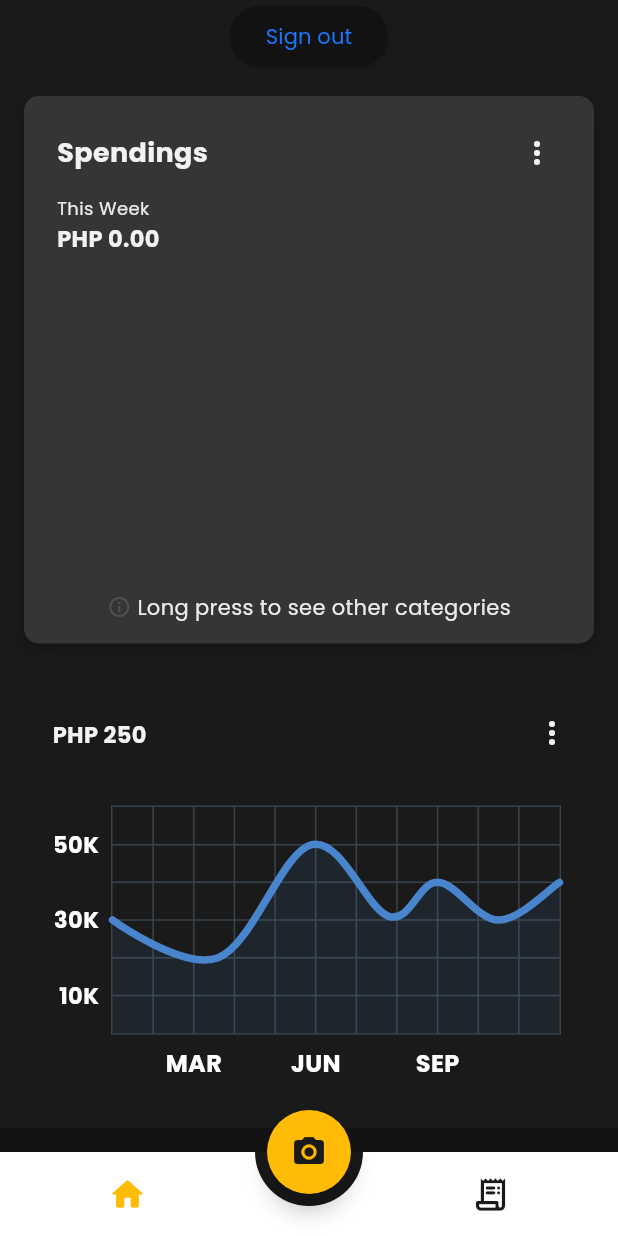
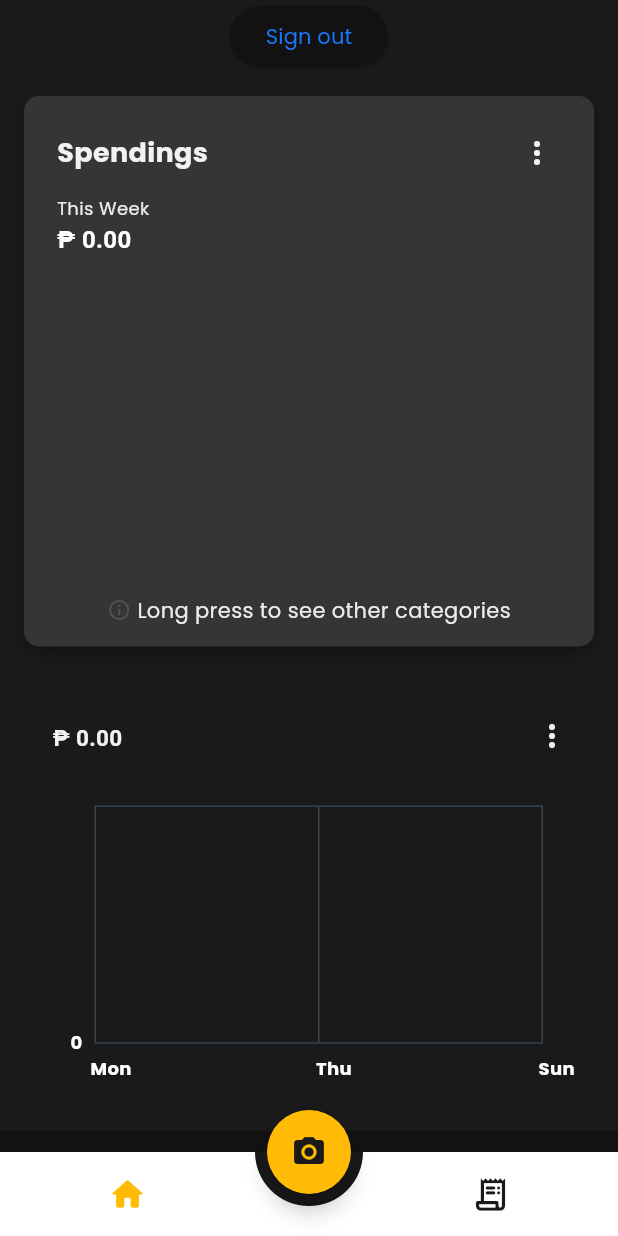
Before and after one commit to ezerssss/SpendSmart, a Flutter app: the HomePage screen opened directly, after a tap on the "camera alt" icon, on a phone screen of 412 x 824 dp. Run offline on Flutter 3.47's test engine with Material 3 defaults, Android fonts, the phone set to English and light mode, and no system bars; drawn by our look-alikes of animated_bottom_navigation_bar, expansion_tile_card, fl_chart; our stand-ins replace cloud_firestore, confetti, connectivity_plus, firebase_auth, firebase_core, firebase_storage and 5 more; missing offline and left inert: flutter_doc_scanner, flutter_shake_animated, openai_dart; accounts and stored records are empty.

Commit message:
[Integartion][Rian] line chart

```diff
--- a/lib/components/analytics/categories/categories_chart.dart
+++ b/lib/components/analytics/categories/categories_chart.dart
@@ -6,7 +6,6 @@ import 'package:spendsmart/app_state.dart';
 import 'package:spendsmart/components/analytics/categories/legend_row.dart';
 import 'package:spendsmart/components/analytics/period_enum.dart';
 import 'package:spendsmart/errors/auth.dart';
-import 'package:spendsmart/services/auth.dart';
 import 'package:spendsmart/services/firestore.dart';
 import 'package:spendsmart/styles.dart';
 
@@ -45,7 +44,6 @@ class _CategoriesChartState extends State<CategoriesChart> {
   @override
   void initState() {
     super.initState();
-
     loadReceipts();
   }
 
@@ -165,10 +163,10 @@ class _CategoriesChartState extends State<CategoriesChart> {
             Padding(
               padding: const EdgeInsets.only(left: 8.0, top: 1.5),
               child: Text(
-                'PHP ${periodTotal.toStringAsFixed(2)}',
+                '₱ ${periodTotal.toStringAsFixed(2)}',
                 style: const TextStyle(
-                  color: AppColors.white,
-                  fontSize: 15,
+                  fontFamily: 'Roboto',
+                  fontSize: 16,
                   fontWeight: FontWeight.bold,
                 ),
               ),
--- a/lib/components/analytics/expenditure/expenditure_line_chart.dart
+++ b/lib/components/analytics/expenditure/expenditure_line_chart.dart
@@ -1,7 +1,10 @@
 import 'package:flutter/material.dart';
 import 'package:fl_chart/fl_chart.dart';
+import 'package:spendsmart/app_state.dart';
 import 'package:spendsmart/components/analytics/expenditure/axis_builder.dart';
 import 'package:spendsmart/components/analytics/period_enum.dart';
+import 'package:spendsmart/errors/auth.dart';
+import 'package:spendsmart/services/firestore.dart';
 import 'package:spendsmart/styles.dart';
 
 class ExpenditureLineChart extends StatefulWidget {
@@ -12,23 +15,16 @@ class ExpenditureLineChart extends StatefulWidget {
 }
 
 class _ExpenditureLineState extends State<ExpenditureLineChart> {
-  List<Color> colorPalette = [
-    AppColors.primary,
-    AppColors.secondary,
-    AppColors.accent,
-    AppColors.success,
-    AppColors.danger,
-    AppColors.onWhite,
-    AppColors.onBlack,
-    AppColors.white,
-    AppColors.border,
-    AppColors.primary,
-    AppColors.secondary,
-    AppColors.accent,
-    AppColors.success,
-    AppColors.danger,
-    AppColors.onWhite,
-  ];
+  List<Color> colorPalette = [AppColors.primary, AppColors.secondary];
+
+  List<FlSpot> weeklySpots = [];
+  List<FlSpot> monthlySpots = [];
+  List<FlSpot> yearlySpots = [];
+  Map<PeriodEnum, double> periodTotals = {
+    PeriodEnum.week: 0,
+    PeriodEnum.month: 0,
+    PeriodEnum.year: 0,
+  };
 
   PeriodEnum selectedPeriod = PeriodEnum.week;
 
@@ -39,7 +35,67 @@ class _ExpenditureLineState extends State<ExpenditureLineChart> {
   };
 
   @override
+  void initState() {
+    super.initState();
+    loadReceipts();
+  }
+
+  Future<void> loadReceipts() async {
+    final user = AppState().currentUser.value;
+    if (user.isEmpty) throw NoUser();
+
+    final userId = user['uid'] as String;
+    final receipts = await FirestoreService.getReceipts(userId);
+    final dateToday = DateTime.now();
+
+    final weeklySum = List.filled(7, 0.0);
+    final weekStart = dateToday.subtract(Duration(days: dateToday.weekday - 1));
+    for (var receipt in receipts) {
+      final dt = DateTime.parse(receipt.date);
+      if (dt.isBefore(weekStart)) continue;
+      final i = dt.weekday - 1;
+      weeklySum[i] += receipt.totalPrice;
+    }
+    weeklySpots = [
+      for (var i = 0; i < weeklySum.length; i++)
+        FlSpot(i.toDouble(), weeklySum[i]),
+    ];
+    periodTotals[PeriodEnum.week] = weeklySum.fold(0, (a, b) => a + b);
+    final daysInMonth = DateUtils.getDaysInMonth(
+      dateToday.year,
+      dateToday.month,
+    );
+    final monthlySum = List.filled(daysInMonth, 0.0);
+    final monthStart = DateTime(dateToday.year, dateToday.month, 1);
+    for (var receipt in receipts) {
+      final dt = DateTime.parse(receipt.date);
+      if (dt.isBefore(monthStart)) continue;
+      monthlySum[dt.day - 1] += receipt.totalPrice;
+    }
+    monthlySpots = [
+      for (var i = 0; i < monthlySum.length; i++)
+        FlSpot(i.toDouble(), monthlySum[i]),
+    ];
+    periodTotals[PeriodEnum.month] = monthlySum.fold(0, (a, b) => a + b);
+    final yearlySum = List.filled(12, 0.0);
+    final yearStart = DateTime(dateToday.year, 1, 1);
+    for (var receipt in receipts) {
+      final dt = DateTime.parse(receipt.date);
+      if (dt.isBefore(yearStart)) continue;
+      yearlySum[dt.month - 1] += receipt.totalPrice;
+    }
+    yearlySpots = [
+      for (var i = 0; i < yearlySum.length; i++)
+        FlSpot(i.toDouble(), yearlySum[i]),
+    ];
+    periodTotals[PeriodEnum.year] = yearlySum.fold(0, (a, b) => a + b);
+
+    setState(() {});
+  }
+
+  @override
   Widget build(BuildContext context) {
+    final periodTotal = '₱ ${periodTotals[selectedPeriod]!.toStringAsFixed(2)}';
     return Column(
       children: [
         Row(
@@ -48,10 +104,11 @@ class _ExpenditureLineState extends State<ExpenditureLineChart> {
             Padding(
               padding: const EdgeInsets.only(left: 15, top: 1.5),
               child: Text(
-                dummyAmounts[selectedPeriod] ?? '',
+                periodTotal,
                 style: const TextStyle(
                   color: AppColors.white,
                   fontSize: 15,
+                  fontFamily: 'Roboto',
                   fontWeight: FontWeight.bold,
                 ),
               ),
@@ -79,10 +136,10 @@ class _ExpenditureLineState extends State<ExpenditureLineChart> {
           aspectRatio: 1.70,
           child: Padding(
             padding: const EdgeInsets.only(
-              right: 18,
-              left: 12,
-              top: 24,
-              bottom: 12,
+              right: 30,
+              left: 1,
+              top: 22,
+              bottom: 8,
             ),
             child: LineChart(getChartData()),
           ),
@@ -94,49 +151,148 @@ class _ExpenditureLineState extends State<ExpenditureLineChart> {
   LineChartData getChartData() {
     switch (selectedPeriod) {
       case PeriodEnum.month:
-        return monthlyData();
+        return baseLineData(
+          monthlySpots,
+          monthlySpots.length - 1,
+          disableTouch: true,
+        );
       case PeriodEnum.year:
-        return yearlyData();
+        return baseLineData(yearlySpots, 11, xTicks: 2);
       default:
-        return weeklyData();
+        return baseLineData(weeklySpots, 6);
     }
   }
 
-  LineChartData weeklyData() {
+  LineChartData baseLineData(
+    List<FlSpot> spots,
+    double maxX, {
+    bool disableTouch = false,
+    int xTicks = 3,
+    int yTicks = 4,
+  }) {
+    final rawMaxY =
+        spots.isEmpty
+            ? 0.0
+            : spots.map((s) => s.y).reduce((a, b) => a > b ? a : b);
+    final maxY = rawMaxY * 1.1;
+
+    final double xInterval =
+        (maxX > 0 && xTicks > 1) ? maxX / (xTicks - 1) : 1.0;
+    final double yInterval = (maxY > 0 && yTicks > 0) ? maxY / yTicks : 1.0;
+
+    Widget buildXLabel(double value, TitleMeta meta) {
+      const months = [
+        'Jan',
+        'Feb',
+        'Mar',
+        'Apr',
+        'May',
+        'Jun',
+        'Jul',
+        'Aug',
+        'Sep',
+        'Oct',
+        'Nov',
+        'Dec',
+      ];
+      String text = '';
+
+      switch (selectedPeriod) {
+        case PeriodEnum.week:
+          const days = ['Mon', 'Tue', 'Wed', 'Thu', 'Fri', 'Sat', 'Sun'];
+          if (value.toInt() < days.length) {
+            text = days[value.toInt()];
+          }
+          break;
+
+        case PeriodEnum.month:
+          if ((value / xInterval).roundToDouble() == value / xInterval) {
+            final day = value.toInt() + 1;
+            final now = DateTime.now();
+            final monthName = months[now.month - 1];
+            text = '$monthName $day';
+          }
+          break;
+
+        case PeriodEnum.year:
+          if (value.toInt() < months.length) {
+            text = months[value.toInt()];
+          }
+          break;
+      }
+
+      return SideTitleWidget(
+        meta: meta,
+        child: Padding(
+          padding: const EdgeInsets.only(left: 20),
+          child: Text(
+            text,
+            style: TextStyle(
+              fontWeight: FontWeight.bold,
+              fontSize: 12,
+              color: Colors.white,
+            ),
+          ),
+        ),
+      );
+    }
+
+    Widget buildYLabel(double value, TitleMeta meta) {
+      const style = TextStyle(
+        fontWeight: FontWeight.bold,
+        fontSize: 12,
+        color: Colors.white,
+      );
+      if ((value / yInterval).roundToDouble() == value / yInterval) {
+        if (value >= 1000) {
+          final k = (value / 1000).toStringAsFixed(0);
+          return SideTitleWidget(
+            meta: meta,
+            space: 8,
+            child: Text('${k}K', style: style),
+          );
+        } else {
+          return SideTitleWidget(
+            meta: meta,
+            child: Text(value.toInt().toString(), style: style),
+          );
+        }
+      }
+      return SideTitleWidget(meta: meta, child: Text('', style: style));
+    }
+
     return LineChartData(
       gridData: FlGridData(
         show: true,
         drawVerticalLine: true,
-        horizontalInterval: 1,
-        verticalInterval: 1,
-        getDrawingHorizontalLine: (value) {
-          return const FlLine(color: Color(0xff37434d), strokeWidth: 1);
-        },
-        getDrawingVerticalLine: (value) {
-          return const FlLine(color: Color(0xff37434d), strokeWidth: 1);
-        },
+        drawHorizontalLine: true,
+        verticalInterval: xInterval,
+        horizontalInterval: yInterval,
+        getDrawingHorizontalLine:
+            (v) => FlLine(color: const Color(0xff37434d), strokeWidth: 1),
+        getDrawingVerticalLine:
+            (v) => FlLine(color: const Color(0xff37434d), strokeWidth: 1),
       ),
       titlesData: FlTitlesData(
-        show: true,
-        rightTitles: const AxisTitles(
-          sideTitles: SideTitles(showTitles: false),
-        ),
-        topTitles: const AxisTitles(sideTitles: SideTitles(showTitles: false)),
         bottomTitles: AxisTitles(
           sideTitles: SideTitles(
             showTitles: true,
+            interval: xInterval,
             reservedSize: 30,
-            interval: 1,
-            getTitlesWidget: AxisTitleBuilder.buildX,
+            getTitlesWidget: (v, meta) => buildXLabel(v, meta),
           ),
         ),
         leftTitles: AxisTitles(
           sideTitles: SideTitles(
             showTitles: true,
-            interval: 1,
-            getTitlesWidget: AxisTitleBuilder.buildY,
+            interval: yInterval,
             reservedSize: 42,
+            getTitlesWidget: (v, meta) => buildYLabel(v, meta),
           ),
+        ),
+        topTitles: const AxisTitles(sideTitles: SideTitles(showTitles: false)),
+        rightTitles: const AxisTitles(
+          sideTitles: SideTitles(showTitles: false),
         ),
       ),
       borderData: FlBorderData(
@@ -144,20 +300,20 @@ class _ExpenditureLineState extends State<ExpenditureLineChart> {
         border: Border.all(color: const Color(0xff37434d)),
       ),
       minX: 0,
-      maxX: 11,
+      maxX: maxX,
       minY: 0,
-      maxY: 6,
+      maxY: maxY,
+      lineTouchData:
+          disableTouch
+              ? const LineTouchData(enabled: false)
+              : const LineTouchData(),
       lineBarsData: [
         LineChartBarData(
-          spots: const [
-            FlSpot(0, 3),
-            FlSpot(2.6, 2),
-            FlSpot(4.9, 5),
-            FlSpot(6.8, 3.1),
-            FlSpot(8, 4),
-            FlSpot(9.5, 3),
-            FlSpot(11, 4),
-          ],
+          spots: spots,
+          isCurved: true,
+          barWidth: 5,
+          isStrokeCapRound: true,
+          dotData: const FlDotData(show: false),
           gradient: LinearGradient(
             colors: [
               ColorTween(
@@ -170,195 +326,6 @@ class _ExpenditureLineState extends State<ExpenditureLineChart> {
               ).lerp(0.2)!,
             ],
           ),
-          isCurved: true,
-          barWidth: 5,
-          isStrokeCapRound: true,
-          dotData: const FlDotData(show: false),
-          belowBarData: BarAreaData(
-            show: true,
-            gradient: LinearGradient(
-              colors: [
-                ColorTween(
-                  begin: colorPalette[0],
-                  end: colorPalette[1],
-                ).lerp(0.2)!.withValues(alpha: 0.1),
-                ColorTween(
-                  begin: colorPalette[0],
-                  end: colorPalette[1],
-                ).lerp(0.2)!.withValues(alpha: 0.1),
-              ],
-            ),
-          ),
-        ),
-      ],
-    );
-  }
-
-  LineChartData monthlyData() {
-    return LineChartData(
-      lineTouchData: const LineTouchData(enabled: false),
-      gridData: FlGridData(
-        show: true,
-        drawHorizontalLine: true,
-        verticalInterval: 1,
-        horizontalInterval: 1,
-        getDrawingVerticalLine: (value) {
-          return const FlLine(color: Color(0xff37434d), strokeWidth: 1);
-        },
-        getDrawingHorizontalLine: (value) {
-          return const FlLine(color: Color(0xff37434d), strokeWidth: 1);
-        },
-      ),
-      titlesData: FlTitlesData(
-        show: true,
-        bottomTitles: AxisTitles(
-          sideTitles: SideTitles(
-            showTitles: true,
-            reservedSize: 30,
-            getTitlesWidget: AxisTitleBuilder.buildX,
-            interval: 1,
-          ),
-        ),
-        leftTitles: AxisTitles(
-          sideTitles: SideTitles(
-            showTitles: true,
-            getTitlesWidget: AxisTitleBuilder.buildY,
-            reservedSize: 42,
-            interval: 1,
-          ),
-        ),
-        topTitles: const AxisTitles(sideTitles: SideTitles(showTitles: false)),
-        rightTitles: const AxisTitles(
-          sideTitles: SideTitles(showTitles: false),
-        ),
-      ),
-      borderData: FlBorderData(
-        show: true,
-        border: Border.all(color: const Color(0xff37434d)),
-      ),
-      minX: 0,
-      maxX: 11,
-      minY: 0,
-      maxY: 6,
-      lineBarsData: [
-        LineChartBarData(
-          spots: const [
-            FlSpot(0, 3.44),
-            FlSpot(2.6, 3.44),
-            FlSpot(4.9, 3.44),
-            FlSpot(6.8, 3.44),
-            FlSpot(8, 3.44),
-            FlSpot(9.5, 3.44),
-            FlSpot(11, 3.44),
-          ],
-          isCurved: true,
-          gradient: LinearGradient(
-            colors: [
-              ColorTween(
-                begin: colorPalette[0],
-                end: colorPalette[1],
-              ).lerp(0.2)!,
-              ColorTween(
-                begin: colorPalette[0],
-                end: colorPalette[1],
-              ).lerp(0.2)!,
-            ],
-          ),
-          barWidth: 5,
-          isStrokeCapRound: true,
-          dotData: const FlDotData(show: false),
-          belowBarData: BarAreaData(
-            show: true,
-            gradient: LinearGradient(
-              colors: [
-                ColorTween(
-                  begin: colorPalette[0],
-                  end: colorPalette[1],
-                ).lerp(0.2)!.withValues(alpha: 0.1),
-                ColorTween(
-                  begin: colorPalette[0],
-                  end: colorPalette[1],
-                ).lerp(0.2)!.withValues(alpha: 0.1),
-              ],
-            ),
-          ),
-        ),
-      ],
-    );
-  }
-
-  LineChartData yearlyData() {
-    return LineChartData(
-      gridData: FlGridData(
-        show: true,
-        drawVerticalLine: true,
-        horizontalInterval: 1,
-        verticalInterval: 1,
-        getDrawingHorizontalLine: (value) {
-          return const FlLine(color: Color(0xff37434d), strokeWidth: 1);
-        },
-        getDrawingVerticalLine: (value) {
-          return const FlLine(color: Color(0xff37434d), strokeWidth: 1);
-        },
-      ),
-      titlesData: FlTitlesData(
-        show: true,
-        rightTitles: const AxisTitles(
-          sideTitles: SideTitles(showTitles: false),
-        ),
-        topTitles: const AxisTitles(sideTitles: SideTitles(showTitles: false)),
-        bottomTitles: AxisTitles(
-          sideTitles: SideTitles(
-            showTitles: true,
-            reservedSize: 30,
-            interval: 1,
-            getTitlesWidget: AxisTitleBuilder.buildX,
-          ),
-        ),
-        leftTitles: AxisTitles(
-          sideTitles: SideTitles(
-            showTitles: true,
-            interval: 1,
-            getTitlesWidget: AxisTitleBuilder.buildY,
-            reservedSize: 42,
-          ),
-        ),
-      ),
-      borderData: FlBorderData(
-        show: true,
-        border: Border.all(color: const Color(0xff37434d)),
-      ),
-      minX: 0,
-      maxX: 11,
-      minY: 0,
-      maxY: 6,
-      lineBarsData: [
-        LineChartBarData(
-          spots: const [
-            FlSpot(0, 3),
-            FlSpot(2.6, 2),
-            FlSpot(4.9, 5),
-            FlSpot(6.8, 3.1),
-            FlSpot(8, 4),
-            FlSpot(9.5, 3),
-            FlSpot(11, 4),
-          ],
-          gradient: LinearGradient(
-            colors: [
-              ColorTween(
-                begin: colorPalette[0],
-                end: colorPalette[1],
-              ).lerp(0.2)!,
-              ColorTween(
-                begin: colorPalette[0],
-                end: colorPalette[1],
-              ).lerp(0.2)!,
-            ],
-          ),
-          isCurved: true,
-          barWidth: 5,
-          isStrokeCapRound: true,
-          dotData: const FlDotData(show: false),
           belowBarData: BarAreaData(
             show: true,
             gradient: LinearGradient(
```
